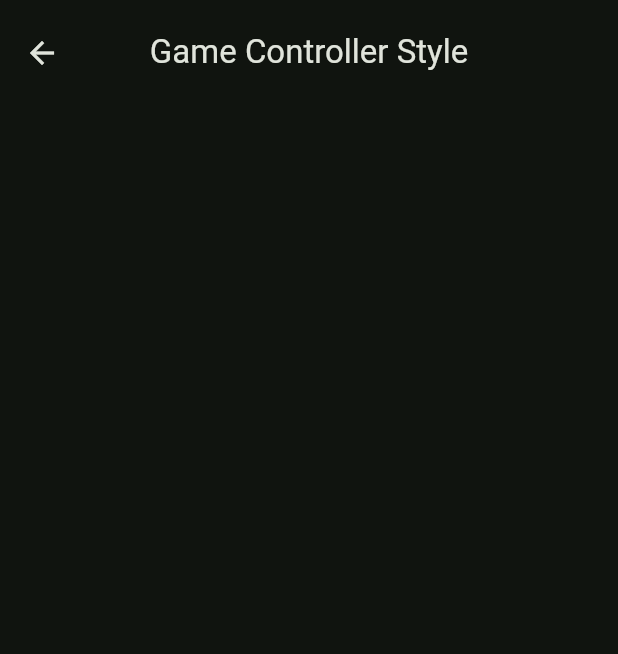
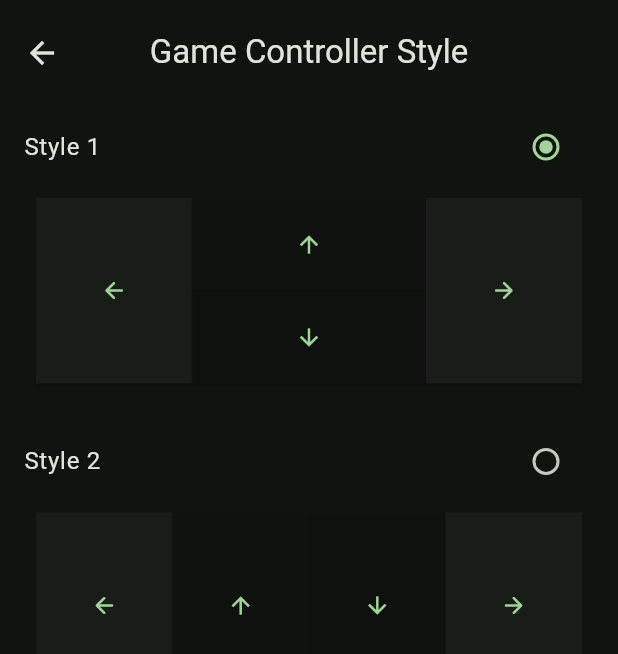
Before and after one commit to MoazSalem/Snake_Flutter_Game, a Flutter app: the GameControllerStyleView screen opened by its route, on a phone screen of 412 x 824 dp. Shown: the top 654 px of the screen. Run offline on Flutter 3.47's test engine with Material 2 defaults, Android fonts, the phone set to English and light mode, and no system bars; our stand-ins replace audioplayers, flutter_bloc, flutter_svg, get_it; missing offline and left inert: animated_segmented_tab_control.

Commit message:
game controller style view done

```diff
--- /dev/null
+++ b/lib/features/options/presentation/inner_features/game_controller_style/presentation/widgets/controller.dart
@@ -0,0 +1,84 @@
+import 'package:flutter/material.dart';
+import 'package:snake/core/utils/service_locator.dart';
+import 'package:snake/core/utils/styles.dart';
+
+class Controller extends StatelessWidget {
+  final int style;
+  const Controller({Key? key, required this.style}) : super(key: key);
+
+  @override
+  Widget build(BuildContext context) {
+    return Padding(
+      padding: const EdgeInsets.only(left: 24.0, right: 24.0, bottom: 24.0, top: 6.0),
+      child: SizedBox(
+        height: MediaQuery.sizeOf(context).height * 0.15,
+        child: Row(
+          children: [
+            Expanded(
+              flex: style == 2 ? 1 : 2,
+              child: ElevatedButton(
+                onPressed: () {},
+                style: Styles.flatButton,
+                child: const Icon(Icons.arrow_back_rounded),
+              ),
+            ),
+            style == 2
+                ? Expanded(
+                    child: ElevatedButton(
+                      onPressed: () {},
+                      style: Styles.flatButton.copyWith(
+                          backgroundColor: MaterialStateProperty.all<Color>(
+                              getIt.get<ColorScheme>().background.withOpacity(0.7))),
+                      child: const Icon(Icons.arrow_upward),
+                    ),
+                  )
+                : Expanded(
+                    flex: 3,
+                    child: Column(
+                      children: [
+                        Expanded(
+                          child: ElevatedButton(
+                            onPressed: () {},
+                            style: Styles.flatButton.copyWith(
+                                backgroundColor: MaterialStateProperty.all<Color>(
+                                    getIt.get<ColorScheme>().background.withOpacity(0.7))),
+                            child: const Icon(Icons.arrow_upward),
+                          ),
+                        ),
+                        Expanded(
+                          child: ElevatedButton(
+                            onPressed: () {},
+                            style: Styles.flatButton.copyWith(
+                                backgroundColor: MaterialStateProperty.all<Color>(
+                                    getIt.get<ColorScheme>().background.withOpacity(0.4))),
+                            child: const Icon(Icons.arrow_downward),
+                          ),
+                        ),
+                      ],
+                    ),
+                  ),
+            style == 2
+                ? Expanded(
+                    child: ElevatedButton(
+                      onPressed: () {},
+                      style: Styles.flatButton.copyWith(
+                          backgroundColor: MaterialStateProperty.all<Color>(
+                              getIt.get<ColorScheme>().background.withOpacity(0.4))),
+                      child: const Icon(Icons.arrow_downward),
+                    ),
+                  )
+                : Container(),
+            Expanded(
+              flex: style == 2 ? 1 : 2,
+              child: ElevatedButton(
+                onPressed: () {},
+                style: Styles.flatButton,
+                child: const Icon(Icons.arrow_forward_rounded),
+              ),
+            ),
+          ],
+        ),
+      ),
+    );
+  }
+}
--- a/lib/features/options/presentation/inner_features/game_controller_style/presentation/widgets/game_controller_style_view_body.dart
+++ b/lib/features/options/presentation/inner_features/game_controller_style/presentation/widgets/game_controller_style_view_body.dart
@@ -1,10 +1,59 @@
 import 'package:flutter/material.dart';
+import 'controller.dart';
 
-class GameControllerStyleViewBody extends StatelessWidget {
+class GameControllerStyleViewBody extends StatefulWidget {
   const GameControllerStyleViewBody({Key? key}) : super(key: key);
 
   @override
+  State<GameControllerStyleViewBody> createState() => _GameControllerStyleViewBodyState();
+}
+
+class _GameControllerStyleViewBodyState extends State<GameControllerStyleViewBody> {
+  late int _style;
+
+  @override
+  void initState() {
+    super.initState();
+    _style = 1;
+  }
+
+  @override
   Widget build(BuildContext context) {
-    return Container();
+    return Column(
+      children: [
+        InkWell(
+          onTap: () {
+            setState(() {
+              _style = 1;
+            });
+          },
+          child: Column(
+            children: [
+              ListTile(
+                title: const Text("Style 1"),
+                trailing: Radio(value: _style, groupValue: 1, onChanged: (value) {}),
+              ),
+              const Controller(style: 1),
+            ],
+          ),
+        ),
+        InkWell(
+          onTap: () {
+            setState(() {
+              _style = 2;
+            });
+          },
+          child: Column(
+            children: [
+              ListTile(
+                title: const Text("Style 2"),
+                trailing: Radio(value: _style, groupValue: 2, onChanged: (value) {}),
+              ),
+              const Controller(style: 2),
+            ],
+          ),
+        ),
+      ],
+    );
   }
 }
```
